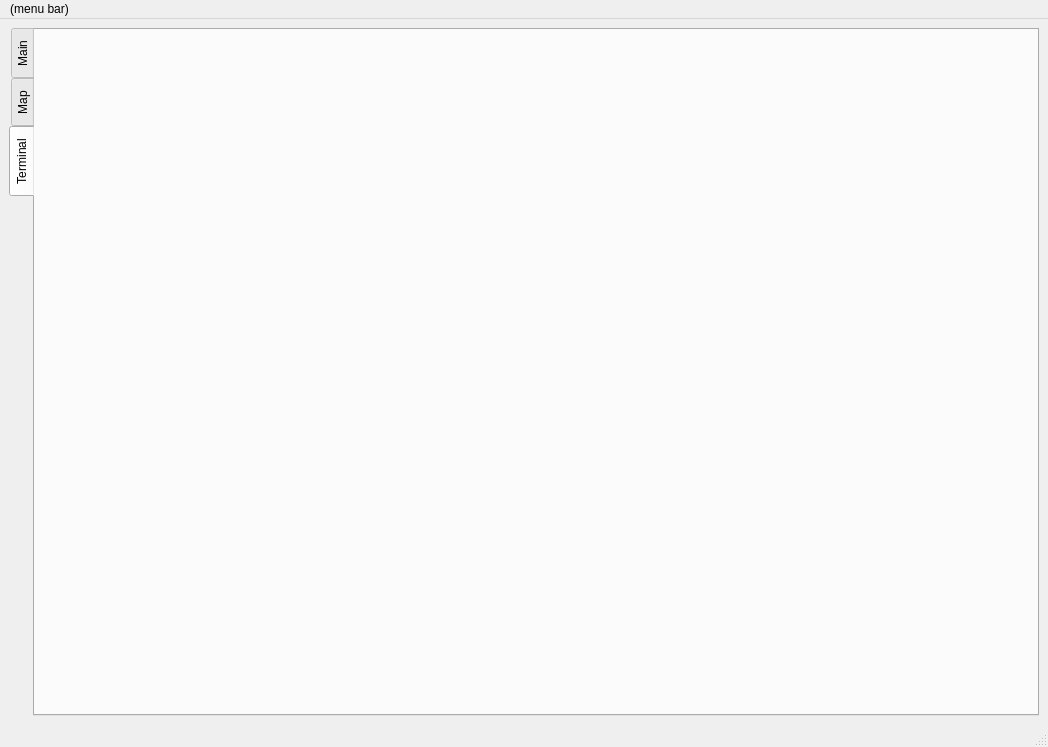
Old version of the form TOAD/ground_station/toad_gcs/toad_frontend/ui/toad_gui.ui in the repository cuspaceflight/m3-avionics.
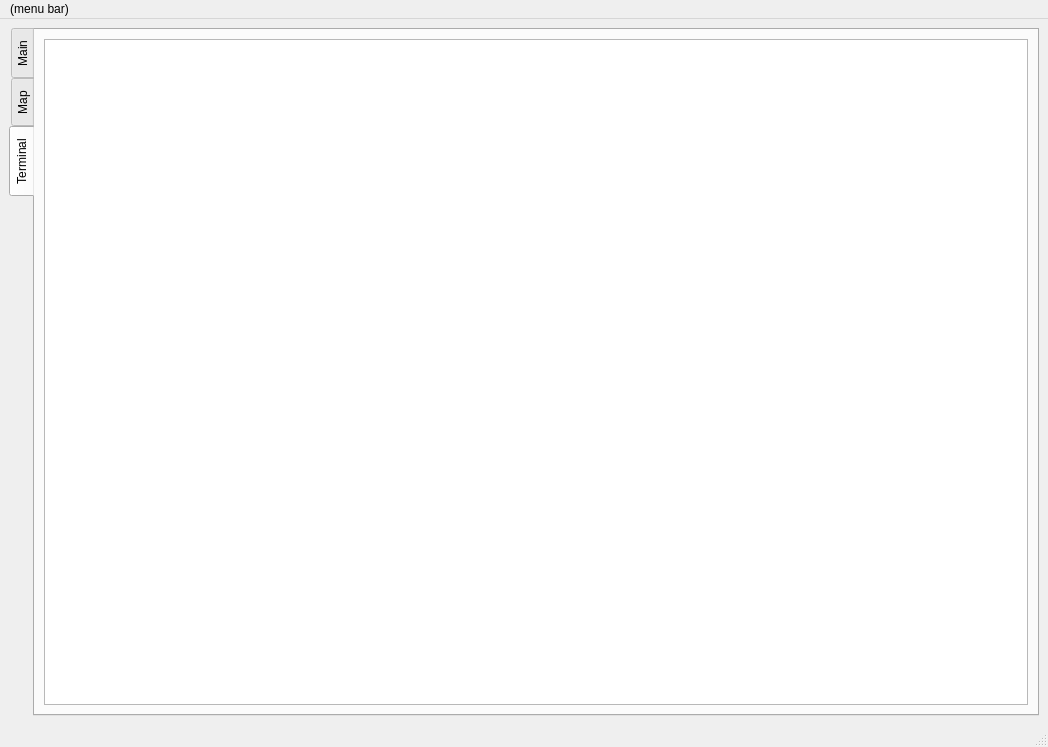
New version of the form. The open tabs and pages were chosen to show the change. Custom widgets are drawn as their Qt base class.

Commit message: Print packets to terminal (untested)

```diff
--- a/TOAD/ground_station/toad_gcs/toad_frontend/ui/toad_gui.ui
+++ b/TOAD/ground_station/toad_gcs/toad_frontend/ui/toad_gui.ui
@@ -569,6 +569,11 @@
        <attribute name="title">
         <string>Terminal</string>
        </attribute>
+       <layout class="QVBoxLayout" name="verticalLayout_5">
+        <item>
+         <widget class="QTextBrowser" name="textBrowser_terminal"/>
+        </item>
+       </layout>
       </widget>
      </widget>
     </item>
```
Left out of the diff: 2 changed lines with no effect on the pictures. The commit also changes 4 other files.
